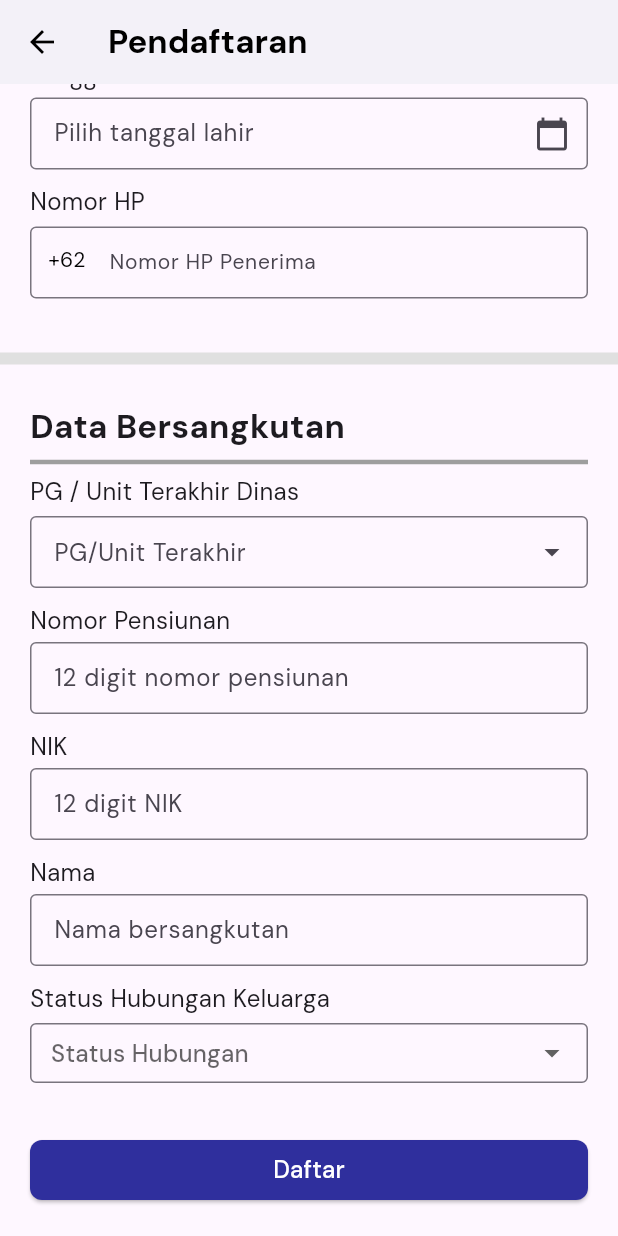
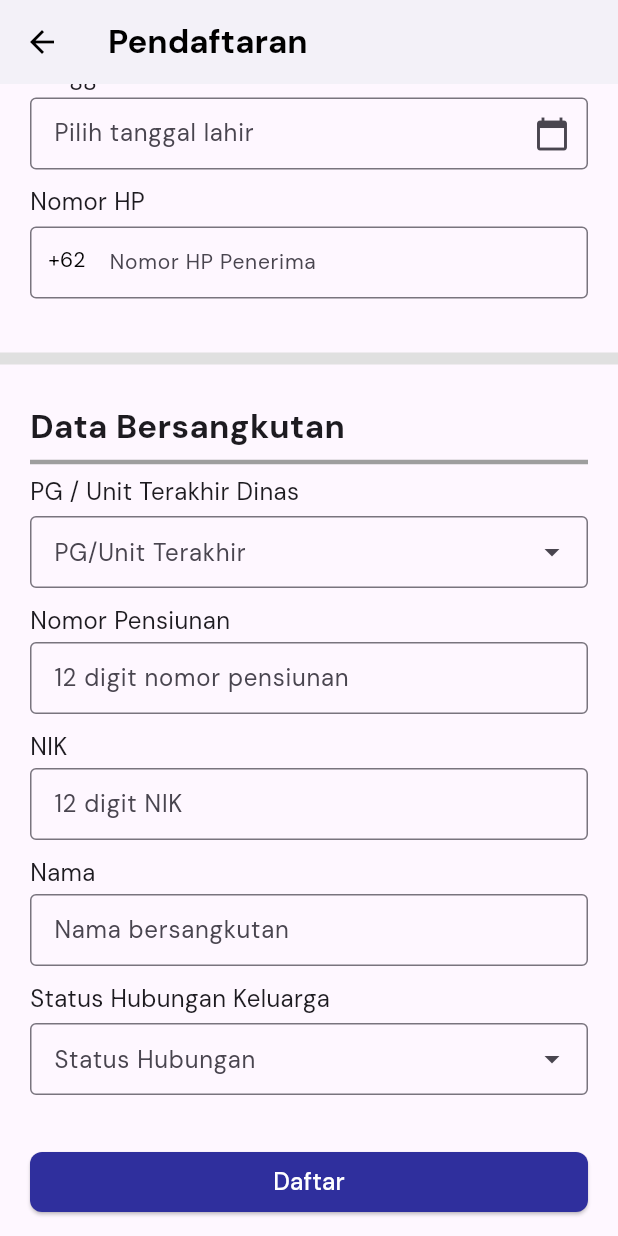
Before and after one commit to ssscholastica/e-Tuntas, a Flutter app: the Pendaftaran screen opened directly, scrolled down 412 dp, on a phone screen of 412 x 824 dp. Run offline on Flutter 3.47's test engine with Material 3 defaults, Android fonts, the phone set to English and light mode, and no system bars; drawn by our look-alikes of dropdown_search; our stand-ins replace badges, file_picker, google_fonts, open_file.

Commit message:
Minor Update

```diff
--- a/lib/bpjs/cekAduanBPJS.dart
+++ b/lib/bpjs/cekAduanBPJS.dart
@@ -1,8 +1,4 @@
-import 'dart:io';
-
 import 'package:flutter/material.dart';
-import 'package:etuntas/home.dart';
-import 'package:url_launcher/url_launcher.dart';
 
 class CekAduanBPJS extends StatefulWidget {
   const CekAduanBPJS({super.key});
--- a/lib/login-signup/pendaftaran.dart
+++ b/lib/login-signup/pendaftaran.dart
@@ -6,7 +6,7 @@ import 'package:intl/intl.dart';
 
 class Pendaftaran extends StatefulWidget {
   @override
-  Pendaftaran({super.key});
+  const Pendaftaran({super.key});
 
   @override
   State<Pendaftaran> createState() => _PendaftaranState();
@@ -123,17 +123,17 @@ class _PendaftaranState extends State<Pendaftaran> {
     }
   }
 
-  void handleSubmit() {
-    print("Nama: ${controllers["Nama"]?.text}");
-    print("Email: ${controllers["Email"]?.text}");
-    print("Alamat: ${controllers["Alamat"]?.text}");
-    print("Tanggal lahir: ${controllers["Tanggal lahir"]?.text}");
-    print("Nomor HP: ${controllers["Nomor HP"]?.text}");
-    print("PG/Unit Terakhir Dinas: $selectedInstansi");
-    print("NIK: ${controllers["NIK"]?.text}");
-    print("Nomor Pensiunan: ${controllers["Nomor Pensiunan"]?.text}");
-    print("Status Hubungan Keluarga: $selectedStatusKeluarga");
-  }
+  // void handleSubmit() {
+  //   print("Nama: ${controllers["Nama"]?.text}");
+  //   print("Email: ${controllers["Email"]?.text}");
+  //   print("Alamat: ${controllers["Alamat"]?.text}");
+  //   print("Tanggal lahir: ${controllers["Tanggal lahir"]?.text}");
+  //   print("Nomor HP: ${controllers["Nomor HP"]?.text}");
+  //   print("PG/Unit Terakhir Dinas: $selectedInstansi");
+  //   print("NIK: ${controllers["NIK"]?.text}");
+  //   print("Nomor Pensiunan: ${controllers["Nomor Pensiunan"]?.text}");
+  //   print("Status Hubungan Keluarga: $selectedStatusKeluarga");
+  // }
 
   @override
   Widget build(BuildContext context) {
@@ -235,9 +235,16 @@ class _PendaftaranState extends State<Pendaftaran> {
                         DropdownSearch<String>(
                           items: instansiList,
                           selectedItem: selectedInstansi,
-                          popupProps: PopupProps.menu(
+                          popupProps: PopupProps.modalBottomSheet(
                             showSearchBox: true,
-                            fit: FlexFit.loose,
+                            title: const Padding(
+                              padding: EdgeInsets.all(16.0),
+                              child: Text(
+                                "PG / Unit Terakhir Dinas",
+                                style: TextStyle(
+                                    fontSize: 18, fontWeight: FontWeight.bold),
+                              ),
+                            ),
                             searchFieldProps: TextFieldProps(
                               decoration: InputDecoration(
                                 hintText: "Search",
@@ -245,6 +252,12 @@ class _PendaftaranState extends State<Pendaftaran> {
                                 border: OutlineInputBorder(
                                   borderRadius: BorderRadius.circular(8),
                                 ),
+                              ),
+                            ),
+                            modalBottomSheetProps: const ModalBottomSheetProps(
+                              shape: RoundedRectangleBorder(
+                                borderRadius: BorderRadius.vertical(
+                                    top: Radius.circular(16)),
                               ),
                             ),
                           ),
@@ -276,21 +289,43 @@ class _PendaftaranState extends State<Pendaftaran> {
                         const Text("Status Hubungan Keluarga",
                             style: TextStyle(fontSize: 16)),
                         const SizedBox(height: 5),
-                        DropdownButtonFormField<String>(
-                          value: selectedStatusKeluarga,
-                          decoration: const InputDecoration(
+                        DropdownSearch<String>(
+                          items: statusKeluargaList,
+                          selectedItem: selectedStatusKeluarga,
+                          popupProps: PopupProps.modalBottomSheet(
+                            showSearchBox: true,
+                            title: const Padding(
+                              padding: EdgeInsets.all(16.0),
+                              child: Text(
+                                "Status Hubungan Keluarga",
+                                style: TextStyle(
+                                    fontSize: 18, fontWeight: FontWeight.bold),
+                              ),
+                            ),
+                            searchFieldProps: TextFieldProps(
+                              decoration: InputDecoration(
+                                hintText: "Search",
+                                prefixIcon: const Icon(Icons.search),
+                                border: OutlineInputBorder(
+                                  borderRadius: BorderRadius.circular(8),
+                                ),
+                              ),
+                            ),
+                            modalBottomSheetProps: const ModalBottomSheetProps(
+                              shape: RoundedRectangleBorder(
+                                borderRadius: BorderRadius.vertical(
+                                    top: Radius.circular(16)),
+                              ),
+                            ),
+                          ),
+                          dropdownDecoratorProps: const DropDownDecoratorProps(
+                            dropdownSearchDecoration: InputDecoration(
                               hintText: "Status Hubungan",
                               border: OutlineInputBorder(),
                               contentPadding: EdgeInsets.symmetric(
-                                vertical: 8, horizontal: 10),
-                            isDense: true,
+                                  vertical: 8, horizontal: 12),
                             ),
-                          items: statusKeluargaList.map((String status) {
-                            return DropdownMenuItem<String>(
-                              value: status,
-                              child: Text(status),
-                            );
-                          }).toList(),
+                          ),
                           onChanged: (String? newValue) {
                             setState(() {
                               selectedStatusKeluarga = newValue;
@@ -336,7 +371,8 @@ class _PendaftaranState extends State<Pendaftaran> {
                             Navigator.pop(context);
                             Navigator.pushReplacement(
                               context,
-                        MaterialPageRoute(builder: (context) => const DaftarBerhasil()),
+                              MaterialPageRoute(
+                                  builder: (context) => const DaftarBerhasil()),
                             );
                           });
                         },
```
Also changed, not shown: lib/pengajuan-santunan/pengajuanSantunan1.dart (+5 -4 lines), lib/pengajuan-santunan/pengajuanSantunan2.dart (+9 -6 lines), lib/pengajuan-santunan/pengajuanSantunan3.dart (+9 -6 lines), lib/pengajuan-santunan/pengajuanSantunan4.dart (+12 -7 lines), lib/pengajuan-santunan/pengajuanSantunan5.dart (+11 -8 lines). Lines whose indentation alone changed are shown as unchanged.
